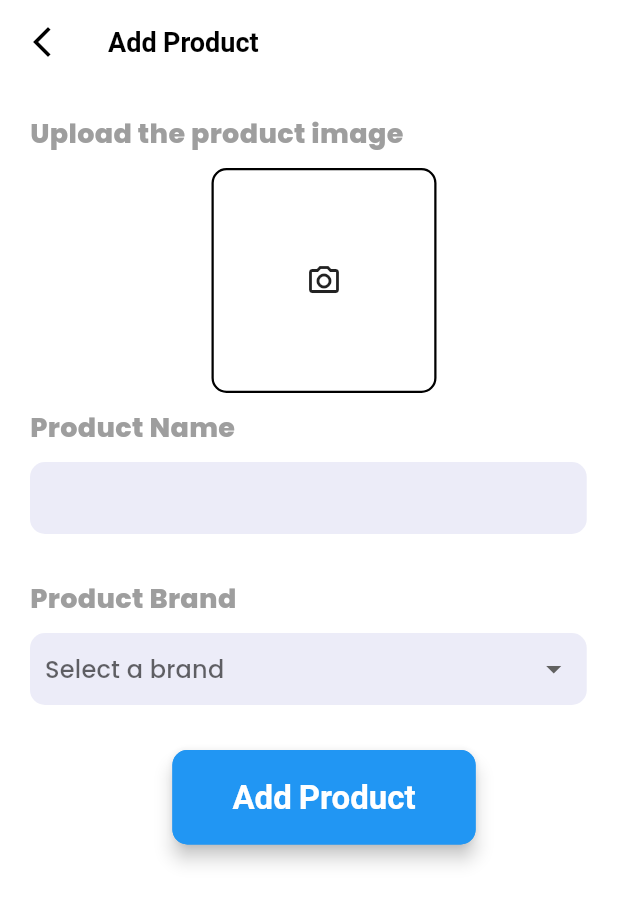
After one commit to Ankit-Dhattarwal/fluom_store, a Flutter app: the UploadData screen opened directly, after a tap on "Add Product", on a phone screen of 412 x 824 dp. The commit adds this screen. Shown: the top 903 px of the screen. Run offline on Flutter 3.47's test engine with Material 3 defaults, Android fonts, the phone set to English and light mode, and no system bars; our stand-ins replace cached_network_image, carousel_slider, cloud_firestore, connectivity_plus, firebase_auth, firebase_core and 16 more; missing offline and left inert: dart:ffi, flutter_stripe, razorpay_flutter; accounts and stored records are empty; project files that could hold a hidden picture were left out.

Commit message:
create screen and add feature to add the product and store in firebase

```diff
--- /dev/null
+++ b/lib/data/services/database.dart
@@ -0,0 +1,10 @@
+import 'package:cloud_firestore/cloud_firestore.dart';
+
+class DatabaseMethods{
+
+  Future addProduct(Map<String, dynamic> userInfoMap, String categoryname) async {
+    return await FirebaseFirestore.instance
+    .collection(categoryname)
+    .add(userInfoMap);
+  }
+}
--- a/lib/features/personalization/screens/settings/settings.dart
+++ b/lib/features/personalization/screens/settings/settings.dart
@@ -6,6 +6,7 @@ import 'package:fluom/features/authenticaion/screens/login/login.dart';
 import 'package:fluom/features/personalization/screens/address/address.dart';
 import 'package:fluom/features/personalization/screens/order/order.dart';
 import 'package:fluom/features/personalization/screens/profile/profile.dart';
+import 'package:fluom/features/personalization/screens/settings/upload_data/upload_data.dart';
 import 'package:fluom/utils/constants/colors.dart';
 import 'package:flutter/material.dart';
 import 'package:get/get.dart';
@@ -112,10 +113,15 @@ class SettingScreen extends StatelessWidget {
                   const SizedBox(
                     height: TSizes.spaceBtwItems,
                   ),
-                  const SettingsMenuTile(
-                      icon: Iconsax.document_upload,
-                      title: 'Load Data',
-                      subTitle: 'Upload Data to your Cloud Firebase'),
+                  InkWell(
+                    onTap: (){
+                      Get.to( ()=> UploadData());
+                    },
+                    child: const SettingsMenuTile(
+                        icon: Iconsax.document_upload,
+                        title: 'Load Data',
+                        subTitle: 'Upload Data to your Cloud Firebase'),
+                  ),
                   SettingsMenuTile(
                     icon: Iconsax.location,
                     title: 'Geolocation',
--- /dev/null
+++ b/lib/features/personalization/screens/settings/upload_data/upload_data.dart
@@ -0,0 +1,200 @@
+import 'dart:io';
+
+import 'package:firebase_storage/firebase_storage.dart';
+import 'package:fluom/data/services/database.dart';
+import 'package:fluom/utils/constants/sizes.dart';
+import 'package:flutter/cupertino.dart';
+import 'package:flutter/material.dart';
+import 'package:flutter/widgets.dart';
+import 'package:get/get.dart';
+import 'package:get/get_core/src/get_main.dart';
+import 'package:image_picker/image_picker.dart';
+
+class UploadData extends StatefulWidget {
+  const UploadData({super.key});
+
+  @override
+  State<UploadData> createState() => _UploadDataState();
+}
+
+class _UploadDataState extends State<UploadData> {
+  final ImagePicker _picker = ImagePicker();
+  File? selectedImage;
+  TextEditingController nameController = new TextEditingController();
+
+  bool uploading = false;
+
+Future getImage() async{
+  var image = await _picker.pickImage(source: ImageSource.gallery);
+  selectedImage = File(image!.path);
+  setState(() {
+
+  });
+}
+  String generateUniqueId() {
+    return DateTime.now().millisecondsSinceEpoch.toString();
+  }
+
+Future uploadItem() async{
+  if(selectedImage!= null && nameController.text != ''){
+    setState(() {
+      uploading = true;
+    });
+    String addId = generateUniqueId();
+    Reference firebaseStorageRef = FirebaseStorage.instance.ref().child("productImage").child(addId);
+
+    final UploadTask task = firebaseStorageRef.putFile(selectedImage!);
+    var downloadUrl = await (await task).ref.getDownloadURL();
+
+    Map<String, dynamic> addProduct = {
+      "name": nameController.text,
+      "Image": downloadUrl,
+    };
+
+    await DatabaseMethods().addProduct(addProduct, selectedCategory!).then((value) {
+      uploading = false;
+      selectedImage = null;
+      nameController.text = "";
+      ScaffoldMessenger.of(context).showSnackBar(SnackBar(
+        backgroundColor: Colors.greenAccent,
+          content: Text("Product Successfully Uploaded." ,
+            style: TextStyle(fontSize: 20),))
+      );
+    });
+  }
+}
+
+  String? selectedCategory;
+  final List<String> categoryItems = [
+    'Nike','Adidas', 'H&M', 'Zara', 'Puma','Converse','Tiffany & Co', 'Cartier', 'Nykaa', 'Mamaearth'
+  ];
+  @override
+  Widget build(BuildContext context) {
+    return Scaffold(
+      appBar: AppBar(
+        leading: GestureDetector(
+          onTap: (){
+            Get.back();
+          },
+            child: Icon(Icons.arrow_back_ios_new_outlined)),
+        title: Text("Add Product",),
+      ),
+      body: SingleChildScrollView(
+        child: Container(
+          margin: EdgeInsets.only(left: 20.0,top: 20.0),
+          child: Column(
+            crossAxisAlignment: CrossAxisAlignment.start,
+            children: [
+              Text("Upload the product image", style: TextStyle(fontWeight: FontWeight.w800, color: Colors.grey, fontSize: TSizes.fontSizeLg),),
+              SizedBox(height: 10,),
+             selectedImage==null ? GestureDetector(
+                onTap: (){
+                  getImage();
+                },
+                child: Center(
+                  child: Container(
+                    height: 150,
+                    width: 150,
+                    decoration: BoxDecoration(
+                      border: Border.all(color: Colors.black, width: 1.5),borderRadius: BorderRadius.circular(10),
+                    ),
+                    child: Icon(Icons.camera_alt_outlined),
+                  ),
+                ),
+              )
+             : Center(
+               child: Material(
+                 elevation: 4.0,
+                 borderRadius: BorderRadius.circular(20),
+                 child: Container(
+                   height: 150,
+                   width: 150,
+                   decoration: BoxDecoration(
+                     border: Border.all(color: Colors.black, width: 1.5),borderRadius: BorderRadius.circular(10),
+                   ),
+                   child: ClipRRect(
+                       borderRadius: BorderRadius.circular(20),
+                       child: Image.file(selectedImage!, fit: BoxFit.cover,)),
+                 ),
+               ),
+             ),
+              SizedBox(height: 10,),
+              Text("Product Name", style: TextStyle(fontWeight: FontWeight.w800, color: Colors.grey, fontSize: TSizes.fontSizeLg),),
+              SizedBox(height: 10,),
+              Container(
+                padding: const EdgeInsets.symmetric(horizontal: 20.0),
+                width: MediaQuery.of(context).size.width / 1.11,
+                decoration: BoxDecoration(
+                  color: Color(0xFFececf8),
+                 borderRadius: BorderRadius.circular(10),
+                ),
+                child: TextField(
+                  controller: nameController,
+                  decoration: InputDecoration(
+                    border: InputBorder.none,
+                    enabledBorder: InputBorder.none,
+                    focusedBorder: InputBorder.none,
+                    errorBorder: InputBorder.none,
+                    disabledBorder: InputBorder.none,
+                  ),
+                ),
+              ),
+              SizedBox(height: 30,),
+              Text("Product Brand", style: TextStyle(fontWeight: FontWeight.w800, color: Colors.grey, fontSize: TSizes.fontSizeLg),),
+              SizedBox(height: 10,),
+              Container(
+                padding: EdgeInsets.symmetric(horizontal: 10),
+                width: MediaQuery.of(context).size.width / 1.11,
+                decoration: BoxDecoration(
+                  color: Color(0xFFececf8),
+                  borderRadius: BorderRadius.circular(10),
+                ),
+                child: DropdownButtonHideUnderline(
+                  child: DropdownButton<String>(
+                    value: selectedCategory,
+                    items: categoryItems.map((item) {
+                      return DropdownMenuItem<String>(
+                        value: item,
+                        child: Text(item),
+                      );
+                    }).toList(),
+                    onChanged: (String? newValue) {
+                      setState(() {
+                        selectedCategory = newValue;
+                      });
+                    },
+                    hint: const Text('Select a brand'),
+                    isExpanded: true,
+                  ),
+                ),
+              ),
+              SizedBox(height: 30,),
+              Center(
+                child: uploading
+                    ? CircularProgressIndicator()
+                    : ElevatedButton(
+                  onPressed: () {
+                    uploadItem();
+                  },
+                  style: ElevatedButton.styleFrom(
+                    padding: EdgeInsets.symmetric(horizontal: 40.0, vertical: 15.0),
+                    shape: RoundedRectangleBorder(
+                      borderRadius: BorderRadius.circular(10.0),
+                    ),
+                    elevation: 5.0,
+                  ),
+                  child: const Text(
+                    "Add Product",
+                    style: TextStyle(
+                      fontSize: 22,
+                      fontWeight: FontWeight.bold,
+                    ),
+                  ),
+                ),
+              ),          ],
+          ),
+        ),
+      ),
+    );
+  }
+}
--- a/pubspec.yaml
+++ b/pubspec.yaml
@@ -21,7 +21,7 @@ dependencies:
   logger: ^2.0.2+1
   url_launcher: ^6.2.2
   shimmer: ^3.0.0
-  image_picker: ^1.0.7
+  image_picker: ^1.1.2
   smooth_page_indicator: ^1.1.0
   flutter_native_splash: ^2.3.7
   lottie: ^2.7.0
```
